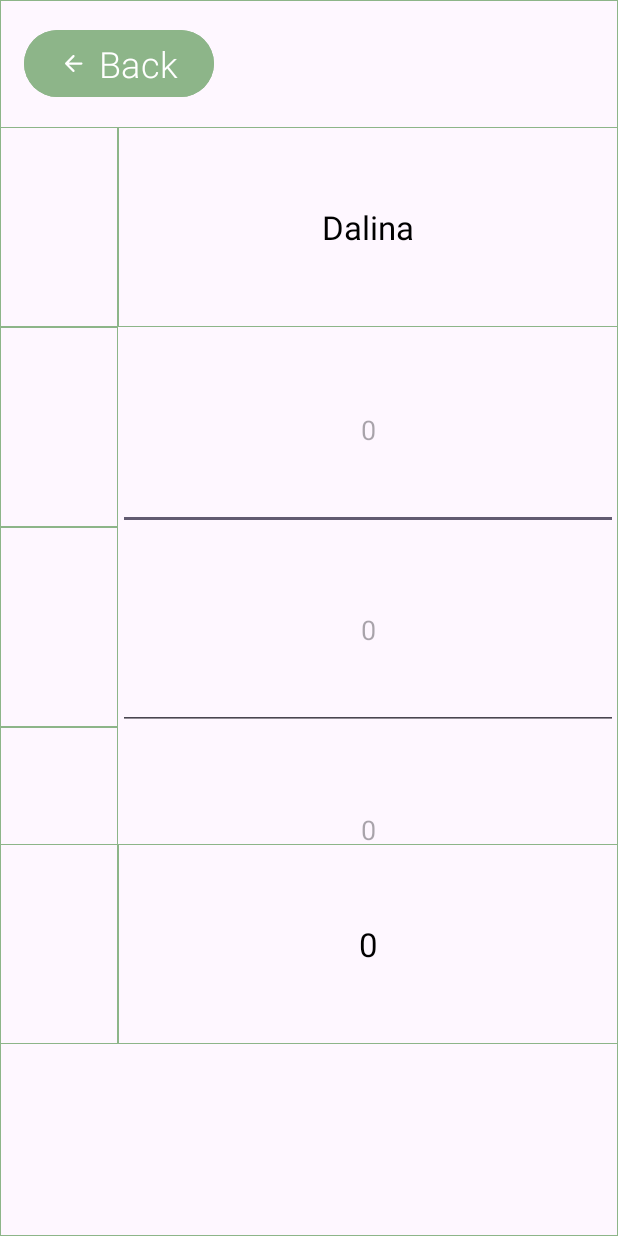
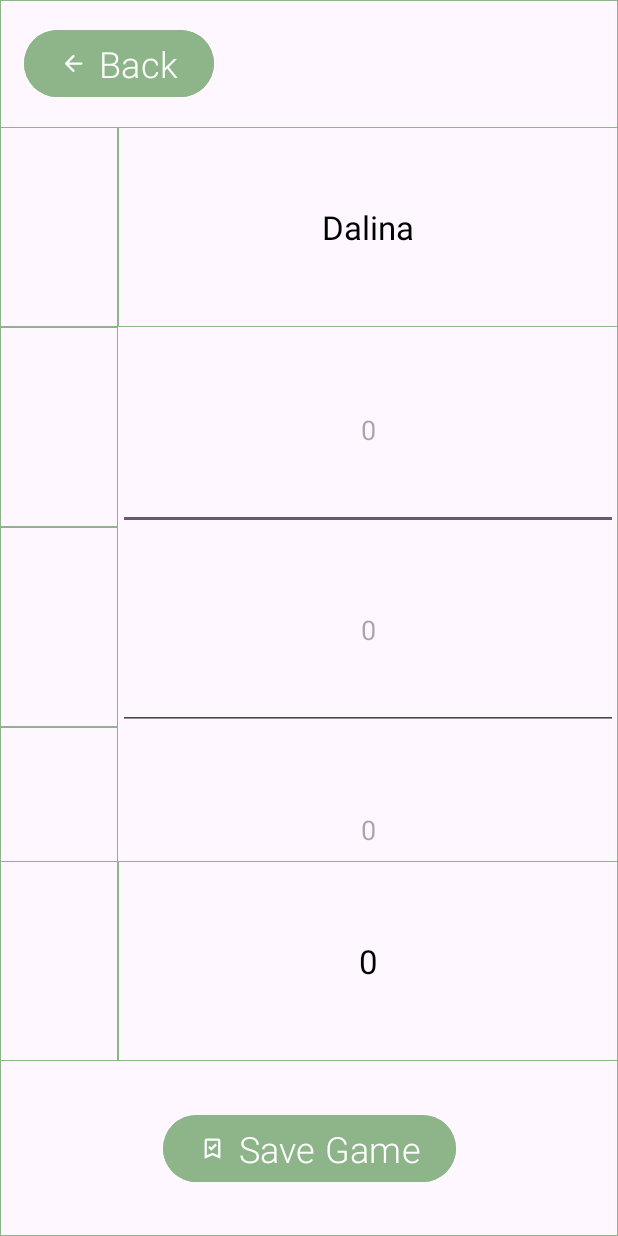
Before and after one commit to Vallekralle/SwinGolfApp, an Android app: the GameActivity screen opened directly, with no data from a screen before it, on a phone screen of 412 x 824 dp. Run offline under Robolectric (Android 15) with nearby library versions, the phone set to English and light mode, and no system bars.

Commit message:
Implemented check for empty fields after clicking on save button

```diff
--- a/app/src/main/java/de/hsos/prog3/swingolfapp/activities/GameActivity.java
+++ b/app/src/main/java/de/hsos/prog3/swingolfapp/activities/GameActivity.java
@@ -29,8 +29,14 @@ public class GameActivity extends GolfActivity {
 
     private void initButton() {
         Button gameBackBtn = findViewById(R.id.gameBackBtn);
+        Button saveGameBtn = findViewById(R.id.saveGameBtn);
+
         gameBackBtn.setOnClickListener(v -> {
             startActivity(GameActivity.this, MainActivity.class);
         });
+
+        saveGameBtn.setOnClickListener(v -> {
+            tableController.saveGame();
+        });
     }
 }
--- a/app/src/main/res/layout/activity_game.xml
+++ b/app/src/main/res/layout/activity_game.xml
@@ -27,8 +27,8 @@
         android:layout_width="0dp"
         android:layout_height="0dp"
         android:layout_marginTop="16dp"
-        android:layout_marginBottom="128dp"
-        app:layout_constraintBottom_toBottomOf="parent"
+        android:layout_marginBottom="32dp"
+        app:layout_constraintBottom_toTopOf="@+id/saveGameBtn"
         app:layout_constraintEnd_toEndOf="parent"
         app:layout_constraintStart_toStartOf="parent"
         app:layout_constraintTop_toBottomOf="@+id/gameBackBtn">
@@ -71,4 +71,18 @@
         </androidx.constraintlayout.widget.ConstraintLayout>
     </HorizontalScrollView>
 
+    <Button
+        android:id="@+id/saveGameBtn"
+        android:layout_width="wrap_content"
+        android:layout_height="wrap_content"
+        android:layout_marginBottom="32dp"
+        android:backgroundTint="@color/btn_bg"
+        android:fontFamily="sans-serif-light"
+        android:text="@string/save_game"
+        android:textSize="24sp"
+        app:icon="@drawable/bookmark_icon"
+        app:layout_constraintBottom_toBottomOf="parent"
+        app:layout_constraintEnd_toEndOf="parent"
+        app:layout_constraintStart_toStartOf="parent" />
+
 </androidx.constraintlayout.widget.ConstraintLayout>
--- a/app/src/main/res/values/strings.xml
+++ b/app/src/main/res/values/strings.xml
@@ -18,6 +18,8 @@
     <!-- Create Tables -->
     <string name="course">Course</string>
     <string name="total">Total</string>
+    <string name="save_game">Save Game</string>
+    <string name="empty_fields">All fields must contain numbers from 1–99.</string>
     <!-- SharedPreferences -->
     <string name="preferences">preferences</string>
     <string name="player_count">player_count</string>
```
Also changed, not shown: app/src/main/java/de/hsos/prog3/swingolfapp/logic/TableController.java (+18 -1 lines), app/src/main/java/de/hsos/prog3/swingolfapp/model/Player.java (+15 -0 lines).
